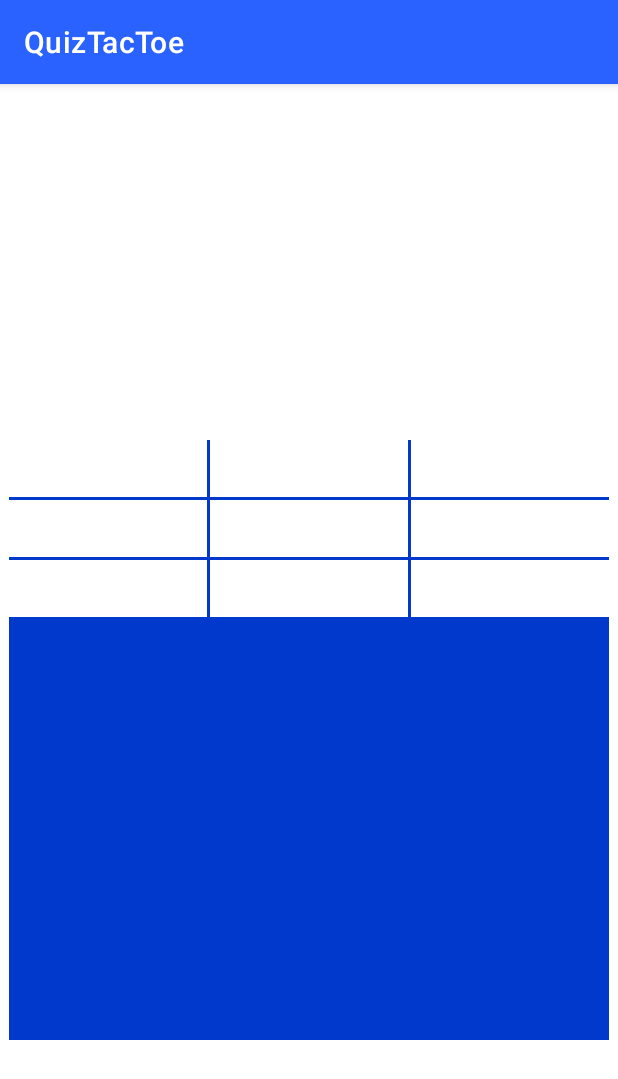
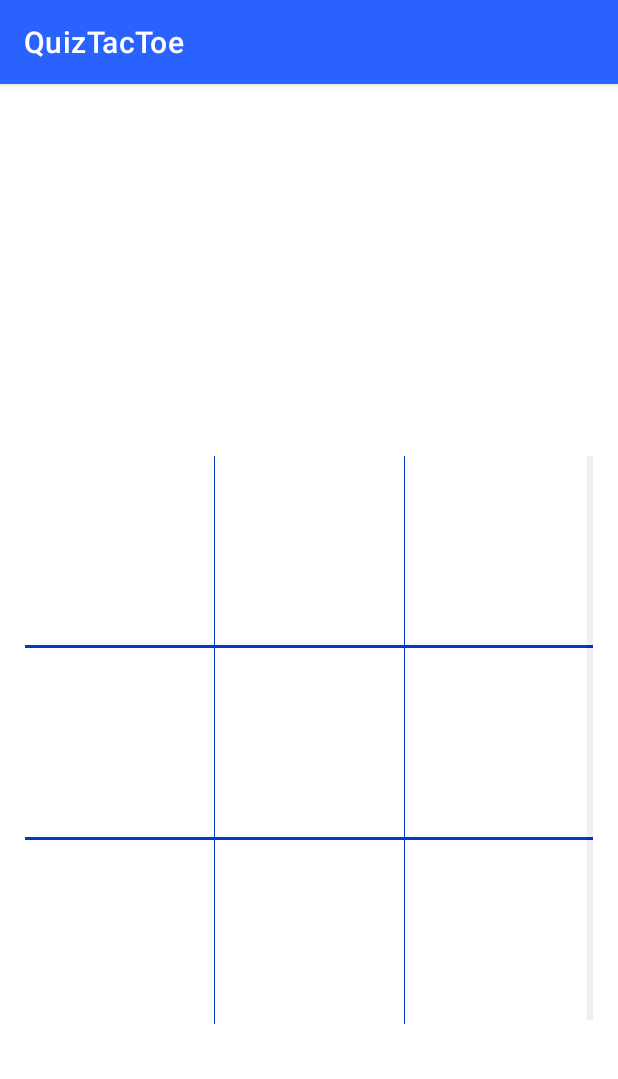
Before and after one commit to Tezekiel/StoreAndFlow, an Android app: the LocalGameActivity screen opened directly, with no data from a screen before it, on a phone screen of 412 x 824 dp. Shown: the top 1079 px of the screen. Run offline under Robolectric (Android 15) with nearby library versions, the phone set to English and light mode, and no system bars; our stand-ins replace data binding; 6 statements that could not run were skipped.

Commit message:
Rjesena velicina gridviewa i celija

```diff
--- a/app/src/main/java/com/clean/cut/quiztactoe/adapters/GameBoardGridAdapter.kt
+++ b/app/src/main/java/com/clean/cut/quiztactoe/adapters/GameBoardGridAdapter.kt
@@ -5,6 +5,7 @@ import android.view.LayoutInflater
 import android.view.View
 import android.view.ViewGroup
 import android.widget.BaseAdapter
+import android.widget.GridView
 import android.widget.TextView
 import com.clean.cut.quiztactoe.objects.Cell
 
@@ -23,6 +24,10 @@ class GameBoardGridAdapter : BaseAdapter() {
             convertView = LayoutInflater.from(parent.context).inflate(com.clean.cut.quiztactoe.R.layout.item_board_cell, null)
         }
         (convertView as TextView).text = list[position]
+
+        convertView.layoutParams = ViewGroup.LayoutParams(parent.width / (parent as GridView).numColumns, parent.width / parent.numColumns)
+        //convertView.layoutParams.width = parent.width / (parent as GridView).numColumns
+        //convertView.layoutParams.height = convertView.layoutParams.width
         return convertView
 
     }
--- a/app/src/main/java/com/clean/cut/quiztactoe/view/LocalGameActivity.kt
+++ b/app/src/main/java/com/clean/cut/quiztactoe/view/LocalGameActivity.kt
@@ -1,18 +1,19 @@
 package com.clean.cut.quiztactoe.view
 
-import android.content.Intent
+import android.os.Bundle
+import android.util.DisplayMetrics
+import android.util.Log
 import androidx.appcompat.app.AppCompatActivity
-import android.os.Bundle
-import androidx.core.content.ContextCompat
 import androidx.databinding.DataBindingUtil
 import androidx.lifecycle.Observer
 import androidx.lifecycle.ViewModelProviders
-import com.clean.cut.quiztactoe.R
 import com.clean.cut.quiztactoe.adapters.GameBoardGridAdapter
 import com.clean.cut.quiztactoe.databinding.ActivityLocalGameBinding
 import com.clean.cut.quiztactoe.objects.Player
 import com.clean.cut.quiztactoe.viewmodel.LocalGameViewModel
 import kotlinx.android.synthetic.main.activity_local_game.*
+import kotlin.math.min
+
 
 class LocalGameActivity : AppCompatActivity() {
     private lateinit var viewModel: LocalGameViewModel
@@ -29,20 +30,31 @@ class LocalGameActivity : AppCompatActivity() {
     }
 
     private fun initialize() {
+        //boilerplate
         val binding: ActivityLocalGameBinding = DataBindingUtil.setContentView(this,
-            R.layout.activity_local_game
+            com.clean.cut.quiztactoe.R.layout.activity_local_game
         )
         viewModel = ViewModelProviders.of(this).get(LocalGameViewModel::class.java)
+
+        //get data from previous activity
         getDataFromIntent()
 
+        //architecture stuff
         viewModel.init(rowCount, columnCount, player1, player2)
         binding.lifecycleOwner = this
         binding.viewModel = viewModel
 
-        //rv adapter
+        //gv adapter
         adapter = GameBoardGridAdapter()
         adapter.setList(viewModel.cells.value!!)
+
+        //gv looks and adapter
+        val gvParams = boardGv.layoutParams
+        gvParams.width = getDeviceWidth() - 50
+        gvParams.height = gvParams.width
+        boardGv.layoutParams = gvParams
         boardGv.numColumns = columnCount
+
         boardGv.adapter = adapter
 
         //observers
@@ -57,4 +69,15 @@ class LocalGameActivity : AppCompatActivity() {
         rowCount = intent.getIntExtra("rowCount", 3)
         columnCount = intent.getIntExtra("columnCount", 3)
     }
+
+    private fun getDeviceWidth(): Int {
+        val metrics = DisplayMetrics()
+        windowManager.defaultDisplay.getMetrics(metrics)
+
+        val widthPixels = metrics.widthPixels
+        val heightPixels = metrics.heightPixels
+
+        return min(widthPixels, heightPixels)
+
+    }
 }
```
